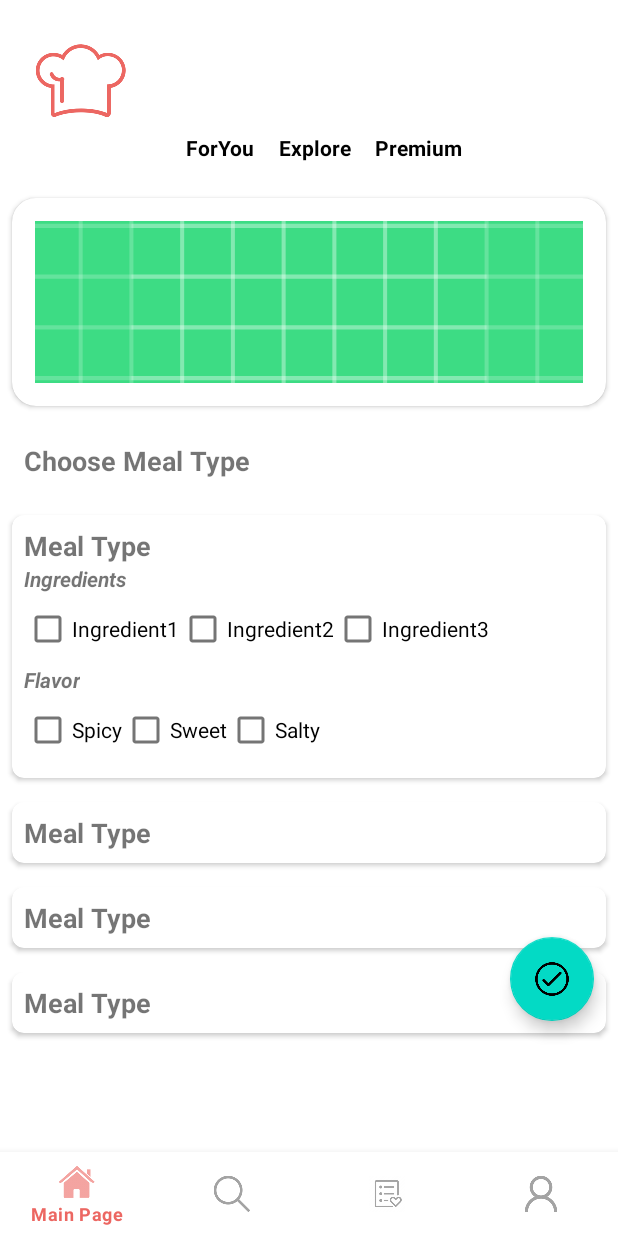
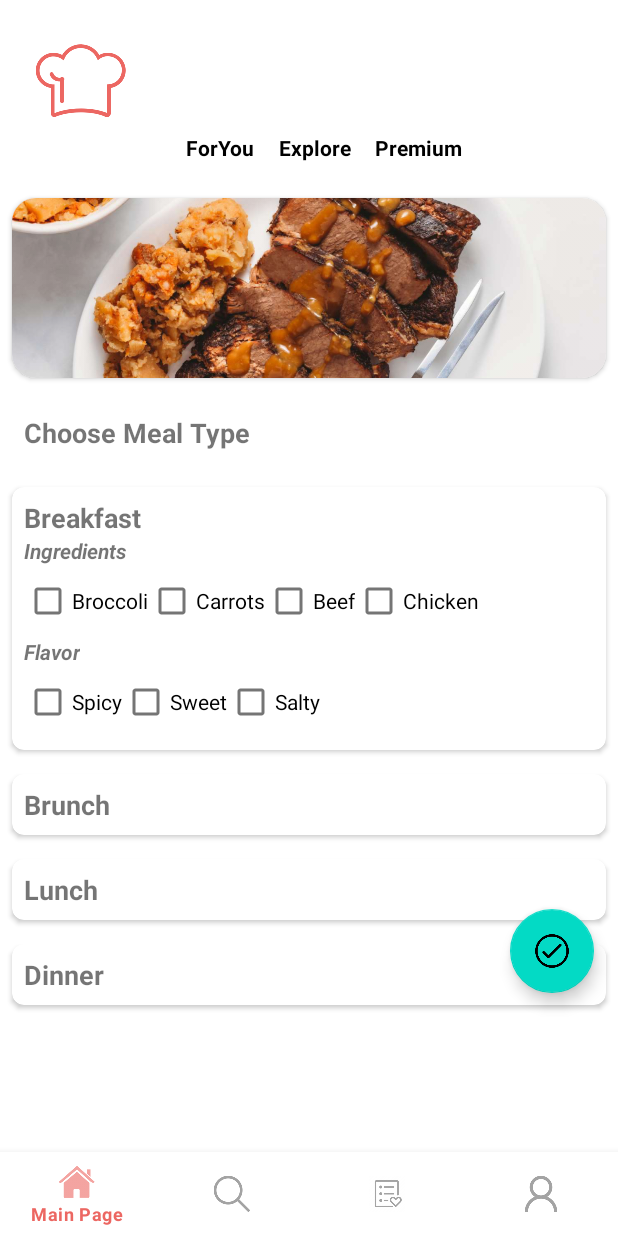
Before and after one commit to hjinlucas/FeedYourself, an Android app: the screen it shows after launch (MainActivity), on a phone screen of 412 x 824 dp. Run offline under Robolectric (Android 15) with nearby library versions, the phone set to English and light mode, and no system bars; our stand-ins replace Firebase (no records; nobody signed in at launch, a user with empty details on screens opened directly).

Commit message:
Update FragmentMainPage Details II

```diff
--- a/app/src/main/java/com/example/feedyourself/MainActivity.java
+++ b/app/src/main/java/com/example/feedyourself/MainActivity.java
@@ -27,22 +27,22 @@ public class MainActivity extends AppCompatActivity {
         loadFragment(new MainPageFragment());
 
         //create recipes in firebase RTDB
-        //createAndStoreRecipes();
+        createAndStoreRecipes();
     }
 
     private void createAndStoreRecipes() {
         DatabaseReference recipesRef = FirebaseDatabase.getInstance().getReference("recipes");
 
         // Create some recipes
-        List<String> ingredients1 = Arrays.asList("Ingredient1", "Ingredient2", "Ingredient3");
-        Recipe recipe1 = new Recipe("1", "Recipe Name 1", "Breakfast", ingredients1, "Sweet");
+        List<String> ingredients1 = Arrays.asList("Beef", "Potato");
+        Recipe recipe1 = new Recipe("3", "Stewed Beef Brisket with Potatoes", "Dinner", ingredients1, "Sweet");
 
-        List<String> ingredients2 = Arrays.asList("Ingredient4", "Ingredient5", "Ingredient6");
-        Recipe recipe2 = new Recipe("2", "Recipe Name 2", "Lunch", ingredients2, "Spicy");
+//        List<String> ingredients2 = Arrays.asList("Ingredient4", "Ingredient5", "Ingredient6");
+//        Recipe recipe2 = new Recipe("2", "Recipe Name 2", "Lunch", ingredients2, "Spicy");
 
         // Store the recipes in Firebase
         recipesRef.child(recipe1.getId()).setValue(recipe1);
-        recipesRef.child(recipe2.getId()).setValue(recipe2);
+//        recipesRef.child(recipe2.getId()).setValue(recipe2);
     }
 
     private void setupBottomNavigation() {
--- a/app/src/main/java/com/example/feedyourself/MainPageFragment.java
+++ b/app/src/main/java/com/example/feedyourself/MainPageFragment.java
@@ -88,7 +88,7 @@ public class MainPageFragment extends Fragment {
         RecyclerView horizontalRecyclerView = view.findViewById(R.id.horizontalRecyclerView);
 
         List<Integer> imageIds = Arrays.asList(
-                R.drawable.ic_launcher_background,
+                R.drawable.meal_beef_tomato,
                 R.drawable.ic_launcher_background,
                 R.drawable.ic_launcher_background,
                 R.drawable.ic_launcher_background
@@ -113,9 +113,17 @@ public class MainPageFragment extends Fragment {
         // Add this code inside the onCreate method, after initializing the horizontal RecyclerView
 
         CardView breakfastCard = view.findViewById(R.id.breakfastCard);
+        TextView breakfastTitle = breakfastCard.findViewById(R.id.mealTypeTitle);
+        breakfastTitle.setText("Breakfast");
         CardView brunchCard = view.findViewById(R.id.brunchCard);
+        TextView brunchTitle = brunchCard.findViewById(R.id.mealTypeTitle);
+        brunchTitle.setText("Brunch");
         CardView lunchCard = view.findViewById(R.id.lunchCard);
+        TextView lunchTitle = lunchCard.findViewById(R.id.mealTypeTitle);
+        lunchTitle.setText("Lunch");
         CardView dinnerCard = view.findViewById(R.id.dinnerCard);
+        TextView dinnerTitle = dinnerCard.findViewById(R.id.mealTypeTitle);
+        dinnerTitle.setText("Dinner");
 
         // Expand the first card view by default
         expandCardView(breakfastCard);
--- a/app/src/main/res/layout/item_card_view.xml
+++ b/app/src/main/res/layout/item_card_view.xml
@@ -6,21 +6,15 @@
     android:layout_margin="8dp"
     app:cardCornerRadius="16dp">
 
-    <RelativeLayout
-        android:layout_width="match_parent"
-        android:layout_height="match_parent"
-        android:padding="15dp">
 
 
         <ImageView
             android:id="@+id/cardImageView"
             android:layout_width="400dp"
-            android:layout_height="wrap_content"
+            android:layout_height="120dp"
             android:scaleType="centerCrop"
-            android:src="@drawable/ic_launcher_background" />
+            android:src="@drawable/meal_beef_tomato" />
 
-
-    </RelativeLayout>
 
 
 
--- a/app/src/main/res/layout/meal_type_card.xml
+++ b/app/src/main/res/layout/meal_type_card.xml
@@ -1,6 +1,7 @@
 <?xml version="1.0" encoding="utf-8"?>
 <androidx.cardview.widget.CardView xmlns:android="http://schemas.android.com/apk/res/android"
     xmlns:app="http://schemas.android.com/apk/res-auto"
+    xmlns:tools="http://schemas.android.com/tools"
     android:id="@+id/mealTypeCard"
     android:layout_width="match_parent"
     android:layout_height="wrap_content"
@@ -40,19 +41,27 @@
                 android:id="@+id/checkBox1"
                 android:layout_width="wrap_content"
                 android:layout_height="wrap_content"
-                android:text="Ingredient1" />
+                android:text="Broccoli" />
 
             <CheckBox
                 android:id="@+id/checkBox2"
                 android:layout_width="wrap_content"
                 android:layout_height="wrap_content"
-                android:text="Ingredient2" />
+                android:text="Carrots" />
 
             <CheckBox
                 android:id="@+id/checkBox3"
                 android:layout_width="wrap_content"
                 android:layout_height="wrap_content"
-                android:text="Ingredient3" />
+                android:text="Beef" />
+
+            <CheckBox
+                android:id="@+id/chekcBox4"
+                android:layout_width="wrap_content"
+                android:layout_height="wrap_content"
+                android:text="Chicken"
+                tools:ignore="DuplicateIds" />
+
         </LinearLayout>
 
         <TextView
```
Also changed, not shown: app/src/main/res/drawable/meal_beef_tomato.png (added).
